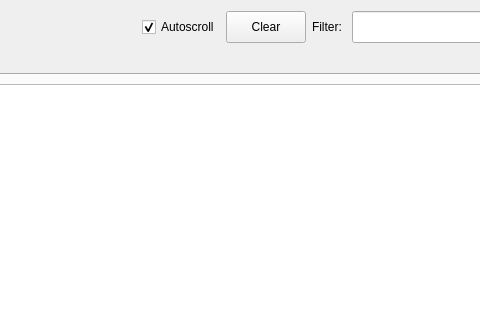
Qt form src/window/TraceWindow/TraceWindow.ui (NightHawk32/CANgaroo) before a commit; both pictures show x 310 to 790 and y 0 to 320 of the 918 by 616 pixel window.
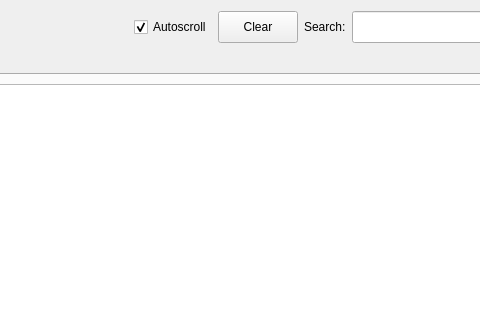
The same form after that commit. Icons and pictures are not drawn.

The edit to the form file:
```diff
--- a/src/window/TraceWindow/TraceWindow.ui
+++ b/src/window/TraceWindow/TraceWindow.ui
@@ -98,7 +98,7 @@
       <item>
        <widget class="QLabel" name="label_2">
         <property name="text">
-         <string>Filter: </string>
+         <string>Search:</string>
         </property>
        </widget>
       </item>
```
